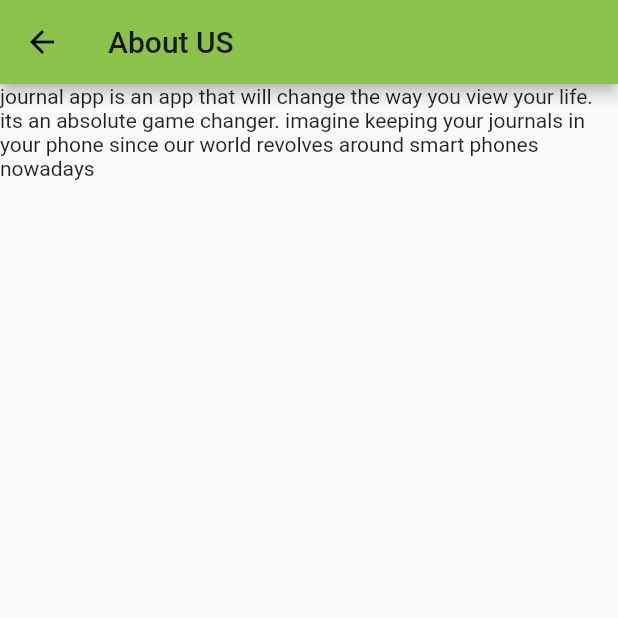
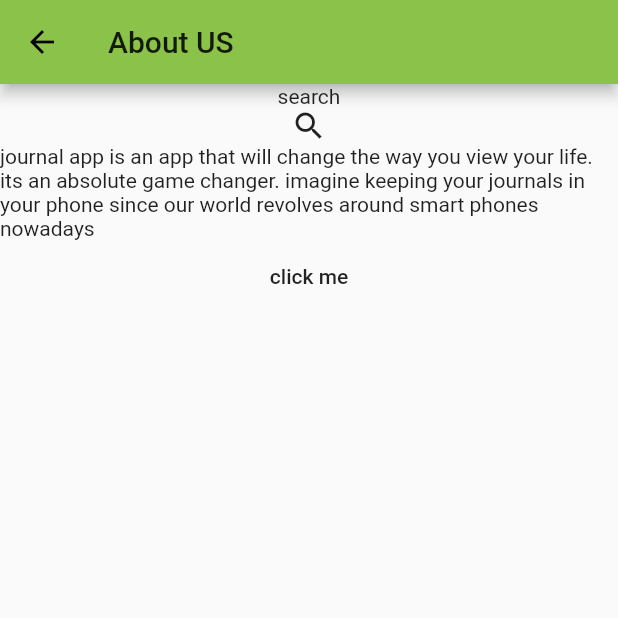
Before and after one commit to dom-inic/journal_app, a Flutter app: the AboutPage screen opened directly, on a phone screen of 412 x 824 dp, the top half of it. Run offline on Flutter 3.47's test engine with Material 2 defaults, Android fonts, the phone set to English and light mode, and no system bars.

Commit message:
searchJournal widget

```diff
--- a/lib/pages/about.dart
+++ b/lib/pages/about.dart
@@ -1,21 +1,41 @@
 import 'package:flutter/material.dart';
+import 'package:journal_app/main.dart';
+import '../main.dart';
 
 class AboutPage extends StatelessWidget {
+
+  handlesubmit() {
+    final greetings = "hello, welcome to my journal app";
+    return greetings;
+  }
   @override
   Widget build(BuildContext context) {
     return Scaffold(
-      appBar: AppBar(title: Text('About US'),),
+      appBar: AppBar(
+        title: Text('About US'),
+      ),
       body: Column(
         children: [
+          searchJournal(),
+          Text(
+              'journal app is an app that will change the way you view your life. its an absolute game changer. imagine keeping your journals in your phone since our world revolves around smart phones nowadays'),
+          FlatButton(
+              onPressed: () {
+                Navigator.push(context,
+                    MaterialPageRoute(builder: (context) => MyHomePage()));
+              },
+              child: Text('click me')),
+        ],
+      ),
+    );
+  }
 
-          Text('journal app is an app that will change the way you view your life. its an absolute game changer. imagine keeping your journals in your phone since our world revolves around smart phones nowadays')
-        ],
-
-
-      ),
-
-
-
+  Widget searchJournal(){
+    return Column(
+      children: [
+        Text("search"),
+        Icon(Icons.search),
+      ],
     );
   }
 }
```
Also changed, not shown: pubspec.lock.
